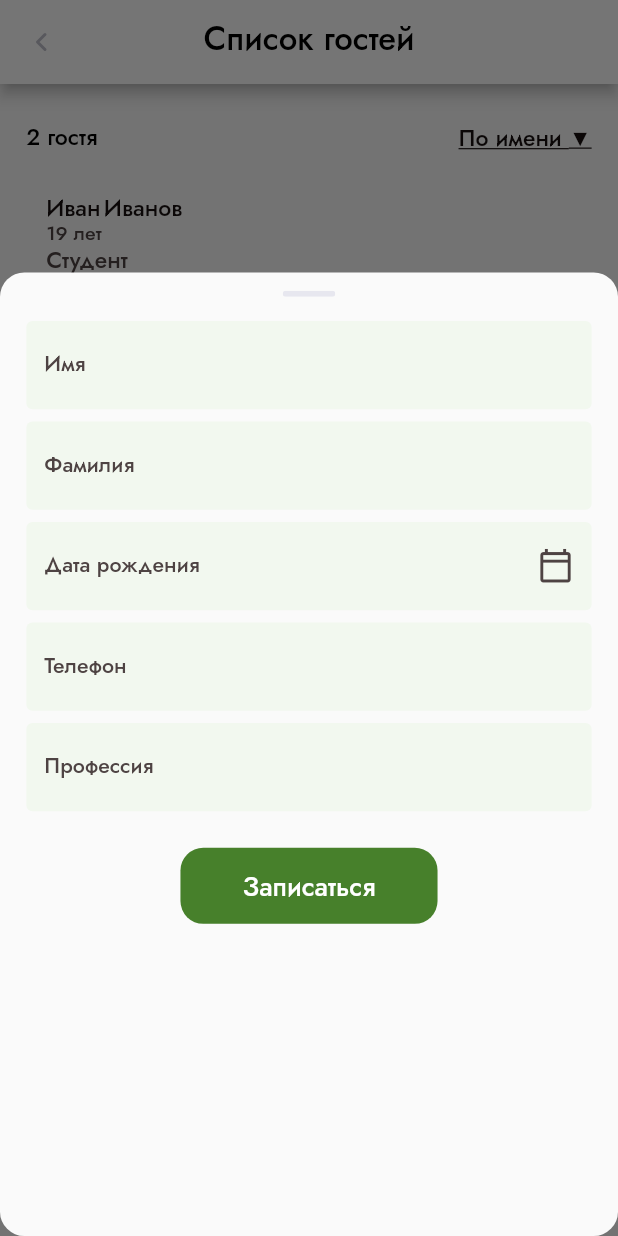
After one commit to SViRaS/mobyte_test_example, a Flutter app: the screen it shows after launch, after a tap on an icon or button, on a phone screen of 412 x 824 dp. The commit adds this screen. Run offline on Flutter 3.47's test engine with Material 2 defaults, Android fonts, the phone set to English and light mode, and no system bars; our stand-ins replace carousel_slider, flutter_screenutil, flutter_svg, geolocator; missing offline and left inert: yandex_mapkit.

Commit message:
add logic floating action button

```diff
--- a/lib/const/styles.dart
+++ b/lib/const/styles.dart
@@ -126,6 +126,14 @@ class AppStyles {
       color: AppColors.brownColor,
       );
 
+   final guestTilePhone = TextStyle(
+      fontFamily: 'Jost',
+      fontWeight: FontWeight.w400,
+      fontSize: 14.sp,
+      height: 20.23 / 14,
+      color: AppColors.brownColor,
+      );
+
   final labelTextFieldStyle = TextStyle(
       fontFamily: 'Jost',
       fontWeight: FontWeight.w400,
--- a/lib/ui/screens/list_guest_screen.dart
+++ b/lib/ui/screens/list_guest_screen.dart
@@ -1,3 +1,5 @@
+// ignore_for_file: non_constant_identifier_names
+
 import 'package:flutter/material.dart';
 import 'package:flutter_screenutil/flutter_screenutil.dart';
 import 'package:flutter_svg/svg.dart';
@@ -5,10 +7,65 @@ import 'package:mobyte_first_example/const/colors.dart';
 import 'package:mobyte_first_example/const/images_name.dart';
 import 'package:mobyte_first_example/const/styles.dart';
 import 'package:mobyte_first_example/widgets/buttons.dart';
-import 'package:mobyte_first_example/widgets/guest_widget.dart';
+import 'package:mobyte_first_example/widgets/guest_widgets.dart';
 
-class ListGuestScreen extends StatelessWidget {
+import '../../widgets/bottom_sheet_body.dart';
+
+class ListGuestScreen extends StatefulWidget {
   const ListGuestScreen({super.key});
+
+  @override
+  State<ListGuestScreen> createState() => _ListGuestScreenState();
+}
+
+class _ListGuestScreenState extends State<ListGuestScreen> {
+  final _controller_name = TextEditingController();
+  final _controller_surname = TextEditingController();
+  final _controller_date_birthday = TextEditingController();
+  final _controller_phone = TextEditingController();
+  final _controller_job = TextEditingController();
+
+  List guestList = [
+    ['Иван', 'Иванов', '19 лет', 'Студент', ''],
+    ['Марья', 'Морская', '23 года', 'Дизайнер', ''],
+  ];
+
+  void saveNewGuest() {
+    setState(() {
+      guestList.add([
+        _controller_name.text,
+        _controller_surname.text,
+        _controller_date_birthday.text,
+        _controller_phone.text,
+        _controller_job.text,
+      ]);
+      _controller_name.clear();
+      _controller_surname.clear();
+      _controller_date_birthday.clear();
+      _controller_phone.clear();
+      _controller_job.clear();
+    });
+    Navigator.of(context).pop();
+  }
+
+  void createNewGuest() {
+    showModalBottomSheet(
+        isScrollControlled: true,
+        shape: RoundedRectangleBorder(
+          borderRadius: BorderRadius.circular(16.r),
+        ),
+        context: context,
+        builder: (context) {
+          return BottomSheetBody(
+            controller_name: _controller_name,
+            controller_surname: _controller_surname,
+            controller_date_birthday: _controller_date_birthday,
+            controller_phone: _controller_phone,
+            controller_job: _controller_job,
+            onSave: saveNewGuest,
+          );
+        });
+  }
 
   @override
   Widget build(BuildContext context) {
@@ -30,11 +87,12 @@ class ListGuestScreen extends StatelessWidget {
         ),
         centerTitle: true,
       ),
-      floatingActionButton: GreenButton(),
+      floatingActionButton: GreenButton(
+        onPressed: createNewGuest,
+      ),
       body: Padding(
         padding: EdgeInsets.symmetric(horizontal: 16.w),
         child: Column(
-          mainAxisSize: MainAxisSize.min,
           children: [
             SizedBox(
               height: 24.h,
@@ -42,35 +100,26 @@ class ListGuestScreen extends StatelessWidget {
             Row(
               mainAxisAlignment: MainAxisAlignment.spaceBetween,
               children: [
-                Text(
-                  '2 гостя',
-                  style: AppStyles().guestStyle
-                ),
-                Text(
-                  'По имени ▼',
-                  style:AppStyles().nameListStyle
-                ),
+                Text('2 гостя', style: AppStyles().guestStyle),
+                Text('По имени ▼', style: AppStyles().nameListStyle),
               ],
             ),
             SizedBox(
               height: 24.h,
             ),
-            const GuestWidget(
-              avatar: AppImages.noneAvatar,
-              name: 'Иван Иванов',
-              years: '19 лет',
-              activity: 'Студент',
-            ),
-            SizedBox(
-              height: 16.h,
-            ),
-            const GuestWidget(
-              avatar: AppImages.mariaAvatar,
-              name: 'Марья Морская',
-              years: '23 года',
-              activity: 'Дизайнер',
-            ),
-            const Spacer(),
+            ListView.builder(
+                physics: const NeverScrollableScrollPhysics(),
+                shrinkWrap: true,
+                itemCount: guestList.length,
+                itemBuilder: (context, index) {
+                  return GuestWidget(
+                    name: guestList[index][0],
+                    surname: guestList[index][1],
+                    years: guestList[index][2],
+                    activity: guestList[index][3],
+                    phone: guestList[index][4],
+                  );
+                })
           ],
         ),
       ),
--- /dev/null
+++ b/lib/widgets/bottom_sheet_body.dart
@@ -0,0 +1,91 @@
+import 'package:flutter/material.dart';
+import 'package:flutter/src/widgets/container.dart';
+import 'package:flutter/src/widgets/framework.dart';
+import 'package:flutter_screenutil/flutter_screenutil.dart';
+import 'package:flutter_svg/svg.dart';
+import 'package:mobyte_first_example/widgets/buttons.dart';
+import 'package:mobyte_first_example/widgets/text_field_widget.dart';
+
+class BottomSheetBody extends StatelessWidget {
+  final controller_name;
+  final controller_surname;
+  final controller_date_birthday;
+  final controller_phone;
+  final controller_job;
+  final VoidCallback onSave;
+  const BottomSheetBody({
+      required this.controller_name,
+      required this.controller_surname,
+      required this.controller_date_birthday,
+      required this.controller_phone,
+      required this.controller_job,
+      required this.onSave,
+      super.key});
+
+  @override
+  Widget build(BuildContext context) {
+    return Padding(
+      padding:
+          EdgeInsets.only(bottom: MediaQuery.of(context).viewInsets.bottom),
+      child: SizedBox(
+        height: 633.h,
+        child: Padding(
+          padding: EdgeInsets.symmetric(horizontal: 16.w),
+          child: Column(
+            children: [
+              SizedBox(
+                height: 12.h,
+              ),
+              SvgPicture.asset(
+                'assets/icons/indicator.svg',
+              ),
+              SizedBox(
+                height: 16.h,
+              ),
+              TextFieldWidget(
+                label: 'Имя',
+                controller: controller_name,
+              ),
+              SizedBox(
+                height: 8.h,
+              ),
+              TextFieldWidget(
+                label: 'Фамилия',
+                controller: controller_surname,
+              ),
+              SizedBox(
+                height: 8.h,
+              ),
+              TextFieldWidget(
+                label: 'Дата рождения',
+                controller: controller_date_birthday,
+                icon: Icon(
+                  Icons.calendar_today_outlined,
+                  size: 24.r,
+                ),
+              ),
+              SizedBox(
+                height: 8.h,
+              ),
+              TextFieldWidget(
+                label: 'Телефон',
+                controller: controller_phone,
+              ),
+              SizedBox(
+                height: 8.h,
+              ),
+              TextFieldWidget(
+                label: 'Профессия',
+                controller: controller_job,
+              ),
+              SizedBox(
+                height: 24.h,
+              ),
+               CustomGreenButton(onPressed: onSave,)
+            ],
+          ),
+        ),
+      ),
+    );
+  }
+}
--- a/lib/widgets/buttons.dart
+++ b/lib/widgets/buttons.dart
@@ -6,6 +6,7 @@ import 'package:mobyte_first_example/widgets/text_field_widget.dart';
 
 import '../const/colors.dart';
 import '../const/styles.dart';
+import 'guest_widgets.dart';
 
 class OrangeButton extends StatelessWidget {
   final String text;
@@ -35,83 +36,17 @@ class OrangeButton extends StatelessWidget {
 }
 
 class GreenButton extends StatelessWidget {
-  const GreenButton({super.key});
+
+  final VoidCallback onPressed;
+  const GreenButton({
+    required this.onPressed,
+    super.key,
+  });
 
   @override
   Widget build(BuildContext context) {
     return GestureDetector(
-      onTap: () {
-        showModalBottomSheet(
-          isScrollControlled: true,
-          shape: RoundedRectangleBorder(
-            borderRadius: BorderRadius.circular(16.r),
-          ),
-          context: context,
-          builder: (context) {
-            return Padding(
-              padding: EdgeInsets.only(
-                  bottom: MediaQuery.of(context).viewInsets.bottom),
-              child: SizedBox(
-                height: 633.h,
-                child: Padding(
-                  padding: EdgeInsets.symmetric(horizontal: 16.w),
-                  child: Column(
-                    children: [
-                      SizedBox(
-                        height: 12.h,
-                      ),
-                      SvgPicture.asset(
-                        'assets/icons/indicator.svg',
-                      ),
-                      SizedBox(
-                        height: 16.h,
-                      ),
-                      const TextFieldWidget(
-                        label: 'Имя',
-                      ),
-                      SizedBox(
-                        height: 8.h,
-                      ),
-                      const TextFieldWidget(
-                        label: 'Фамилия',
-                      ),
-                      SizedBox(
-                        height: 8.h,
-                      ),
-                      TextFieldWidget(
-                        label: 'Дата рождения',
-                        icon: Icon(
-                          Icons.calendar_today_outlined,
-                          size: 24.r,
-                        ),
-                      ),
-                      SizedBox(
-                        height: 8.h,
-                      ),
-                      const TextFieldWidget(
-                        label: 'Телефон',
-                      ),
-                      SizedBox(
-                        height: 8.h,
-                      ),
-                      Padding(
-                        padding: EdgeInsets.only(
-                            bottom: MediaQuery.of(context).viewInsets.bottom),
-                        child: const TextFieldWidget(
-                          label: 'Профессия',
-                        ),
-                      ),
-                      SizedBox(height: 24.h,),
-                      CustomGreenButton()
-
-                    ],
-                  ),
-                ),
-              ),
-            );
-          },
-        );
-      },
+      onTap: onPressed,
       child: Container(
         width: 84.w,
         height: 84.h,
@@ -133,11 +68,17 @@ class GreenButton extends StatelessWidget {
 
 
 class CustomGreenButton extends StatelessWidget {
-  const CustomGreenButton({super.key});
+  final VoidCallback onPressed;
+  const CustomGreenButton({
+    super.key,
+    required this.onPressed,
+    });
 
   @override
   Widget build(BuildContext context) {
-    return Container(
+    return GestureDetector(
+      onTap: onPressed,
+      child: Container(
         width: 156.w,
         height: 50.h,
         decoration: BoxDecoration(
@@ -148,6 +89,7 @@ class CustomGreenButton extends StatelessWidget {
         child: Center(
           child: Text('Записаться', style: AppStyles().greenButtonTextStyle,),
         ),
+      ),
     );
   }
 }
--- /dev/null
+++ b/lib/widgets/guest_widgets.dart
@@ -0,0 +1,60 @@
+import 'package:flutter/material.dart';
+import 'package:flutter/src/widgets/container.dart';
+import 'package:flutter/src/widgets/framework.dart';
+import 'package:flutter_screenutil/flutter_screenutil.dart';
+import 'package:mobyte_first_example/const/colors.dart';
+import 'package:mobyte_first_example/const/styles.dart';
+
+class GuestWidget extends StatelessWidget {
+  // final String? avatar;
+  final String name;
+  final String years;
+  final String activity;
+  final String surname;
+  final String phone;
+  const GuestWidget({
+    super.key,
+    //  this.avatar,
+    required this.name,
+    required this.years,
+    required this.activity,
+    required this.surname,
+    required this.phone,
+  });
+
+  @override
+  Widget build(BuildContext context) {
+    return Padding(
+      padding:  EdgeInsets.only(bottom: 8.h),
+      child: Row(
+        crossAxisAlignment: CrossAxisAlignment.start,
+        children: [
+          // SizedBox(
+          //   height: 64.r,
+          //   width: 64.r,
+          //   child: Image.asset(avatar!, fit: BoxFit.fill,)),
+          SizedBox(
+            width: 12.w,
+          ),
+          Column(
+            crossAxisAlignment: CrossAxisAlignment.start,
+            children: [
+              Row(
+                children: [
+                  Text(name, style: AppStyles().guestTileName),
+                  SizedBox(
+                    width: 2.w,
+                  ),
+                  Text(surname, style: AppStyles().guestTileName),
+                ],
+              ),
+              Text(years, style: AppStyles().guestTileYears),
+              Text(activity, style: AppStyles().guestTileJob),
+              Text(phone, style: AppStyles().guestTilePhone),
+            ],
+          ),
+        ],
+      ),
+    );
+  }
+}
--- a/lib/widgets/text_field_widget.dart
+++ b/lib/widgets/text_field_widget.dart
@@ -8,19 +8,25 @@ import 'package:mobyte_first_example/const/styles.dart';
 import '../const/colors.dart';
 
 class TextFieldWidget extends StatelessWidget {
+
   final String label;
   final Icon? icon;
+  // ignore: prefer_typing_uninitialized_variables
+  final controller;
   const TextFieldWidget({
     super.key,
     required this.label,
+    required this.controller,
      this.icon,
   });
 
   @override
   Widget build(BuildContext context) {
+
     return SizedBox(
       height: 58.h,
       child: TextFormField(
+        controller: controller,
         style: AppStyles().textTextFieldStyle,
         decoration: InputDecoration(
             floatingLabelBehavior: FloatingLabelBehavior.auto,
```
Also changed, not shown: lib/widgets/guest_widget.dart (deleted, +0 -43 lines). Lines whose indentation alone changed are shown as unchanged.
